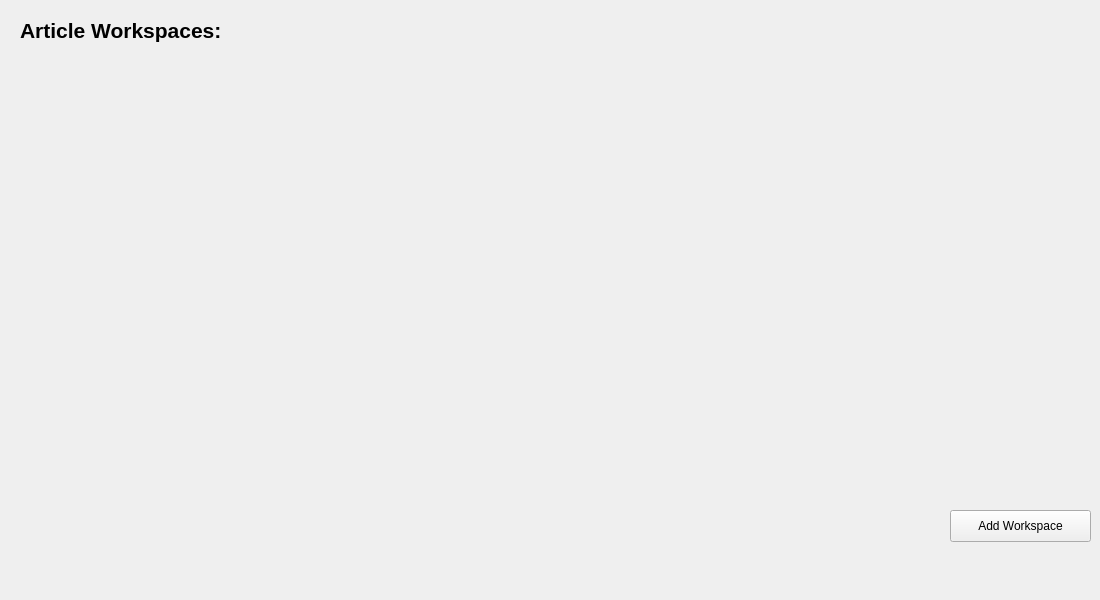
pyridine/LAWRENTIAN, file LAWRENTIAN/LuD/articleworkspace.ui: the form before one commit.
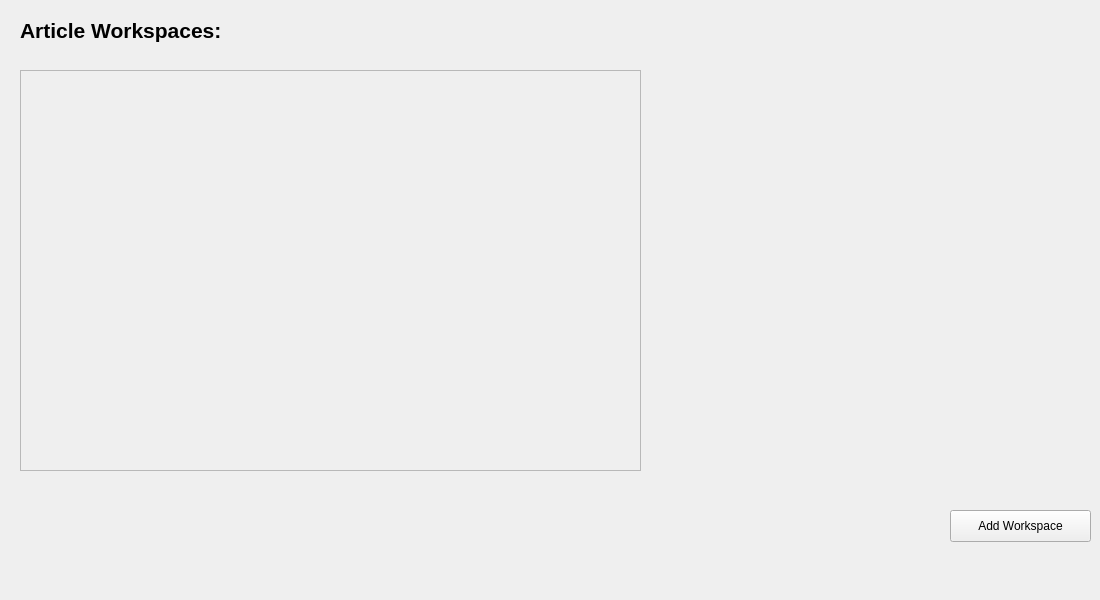
The form after the commit.

Commit message: AWS buttons and Copy History fixed.

```diff
--- a/LAWRENTIAN/LuD/articleworkspace.ui
+++ b/LAWRENTIAN/LuD/articleworkspace.ui
@@ -46,6 +46,29 @@
     <string>Add Workspace</string>
    </property>
   </widget>
+  <widget class="QScrollArea" name="buttons_scrollArea">
+   <property name="geometry">
+    <rect>
+     <x>20</x>
+     <y>70</y>
+     <width>621</width>
+     <height>401</height>
+    </rect>
+   </property>
+   <property name="widgetResizable">
+    <bool>true</bool>
+   </property>
+   <widget class="QWidget" name="widget">
+    <property name="geometry">
+     <rect>
+      <x>0</x>
+      <y>0</y>
+      <width>619</width>
+      <height>399</height>
+     </rect>
+    </property>
+   </widget>
+  </widget>
  </widget>
  <resources/>
  <connections/>
```
The commit also changes 6 other files.
